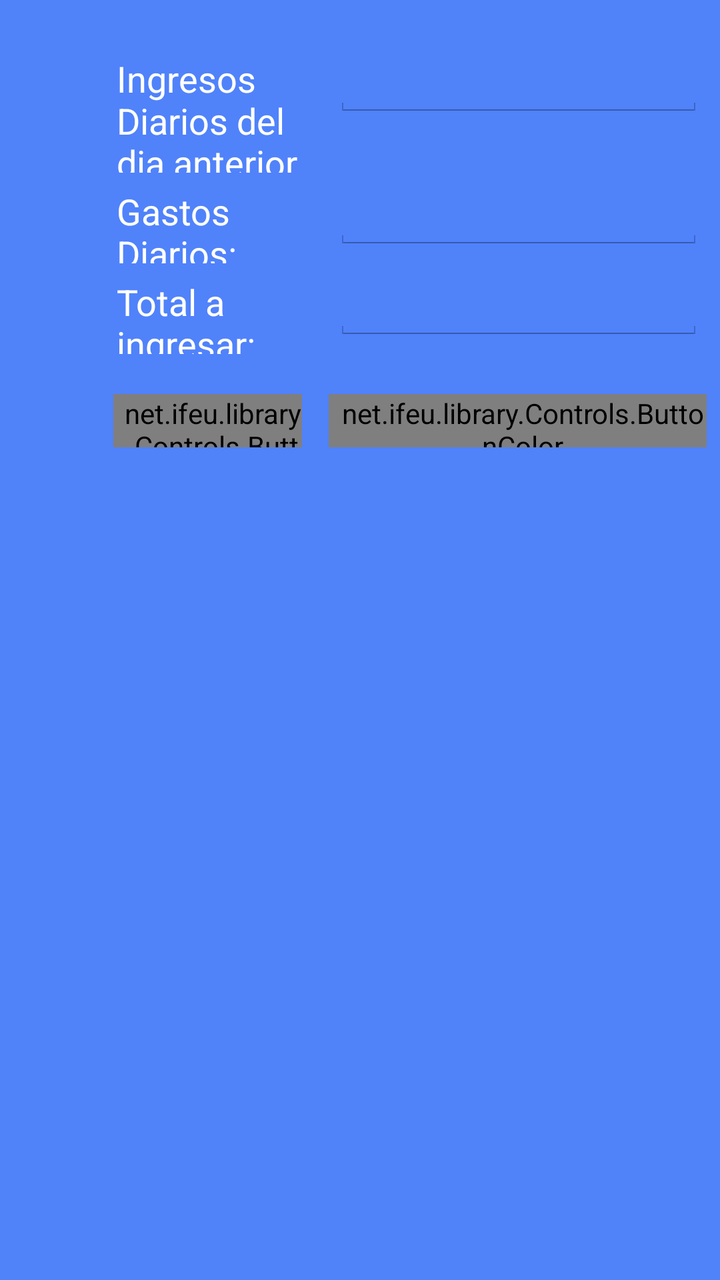
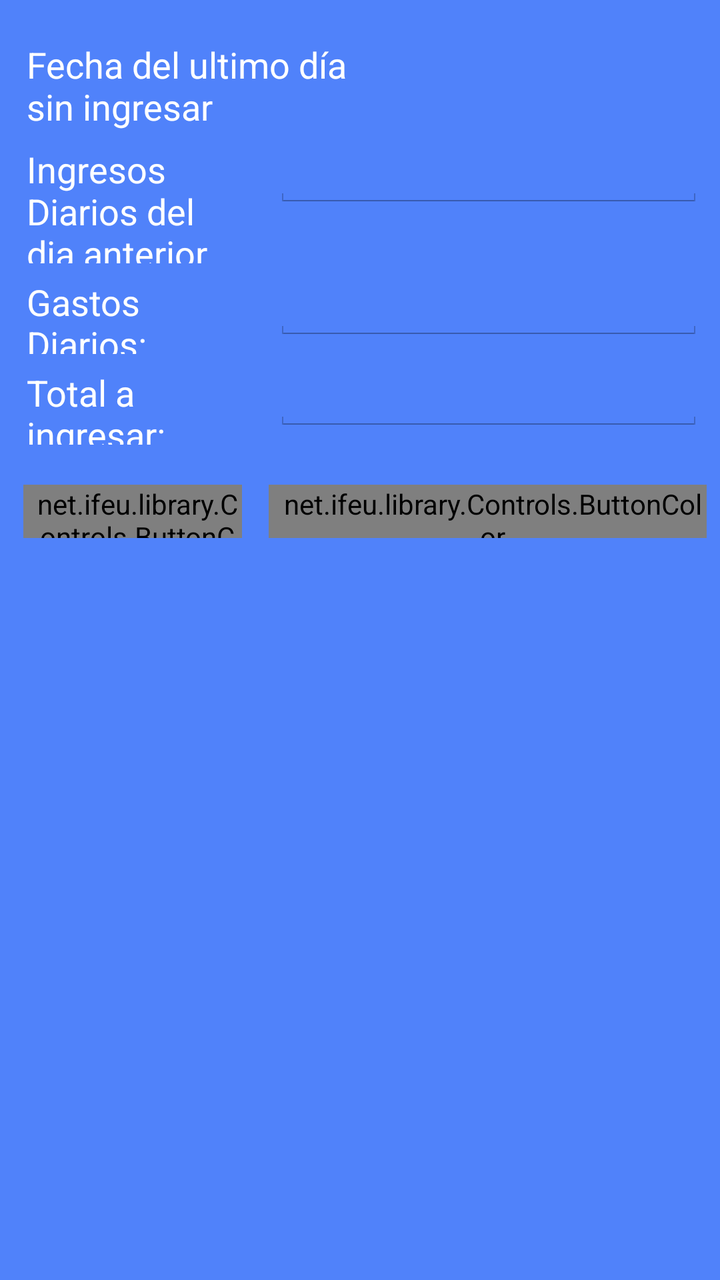

Compare the two renders of this Android layout. The source of the first and the diff that turns it into the second are given below.
<!-- AndroidManifest.xml: application theme AppTheme -->
<!-- res/layout/activity_ingresos_diarios.xml -->
<LinearLayout xmlns:android="http://schemas.android.com/apk/res/android"
    android:layout_width="match_parent"
    android:layout_height="match_parent"
    android:orientation="vertical"
    android:layout_marginTop="20dp"
    android:background="@color/Edicards" >

    <LinearLayout
        android:layout_width="fill_parent"
        android:layout_height="wrap_content"
        android:layout_marginTop="20dp"
        android:layout_marginLeft="50dp"
        android:orientation="vertical">

        <LinearLayout
            android:layout_width="fill_parent"
            android:layout_height="wrap_content"
            android:orientation="horizontal" >

            <TextView
                android:id="@+id/lblIngresosDiarios"
                android:layout_width="0dp"
                android:layout_height="wrap_content"
                android:layout_weight="1"
                android:layout_marginLeft="25px"
                android:layout_marginRight="25px"
                android:text="Ingresos Diarios del dia anterior"
                android:textColor="#FFFFFF"
                android:textSize="@dimen/text_small" />

            <EditText
                android:id="@+id/txtIngresosDiarios"
                android:layout_width="0dp"
                android:layout_height="wrap_content"
                android:layout_weight="2"
                android:layout_marginLeft="25px"
                android:layout_marginRight="25px"
                android:singleLine="true"
                android:text=""
                android:textSize="@dimen/text_small"
                android:textStyle="bold" />
        </LinearLayout>

        <LinearLayout
            android:layout_width="fill_parent"
            android:layout_height="wrap_content"
            android:orientation="horizontal" >

            <TextView
                android:id="@+id/lblGastosDiarios"
                android:layout_width="0dp"
                android:layout_height="wrap_content"
                android:layout_weight="1"
                android:layout_marginLeft="25px"
                android:layout_marginRight="25px"
                android:text="Gastos Diarios:    "
                android:textColor="#FFFFFF"
                android:textSize="@dimen/text_small" />

            <EditText
                android:id="@+id/txtGastosDiarios"
                android:layout_width="0dp"
                android:layout_height="wrap_content"
                android:layout_weight="2"
                android:layout_marginLeft="25px"
                android:layout_marginRight="25px"
                android:singleLine="true"
                android:text=""
                android:textSize="@dimen/text_small"
                android:textStyle="bold" />
        </LinearLayout>

        <LinearLayout
            android:layout_width="fill_parent"
            android:layout_height="wrap_content"
            android:orientation="horizontal" >

            <TextView
                android:id="@+id/lblTotalIngresar"
                android:layout_width="0dp"
                android:layout_height="wrap_content"
                android:layout_weight="1"
                android:layout_marginLeft="25px"
                android:layout_marginRight="25px"
                android:text="Total a ingresar:       "
                android:textColor="#FFFFFF"
                android:textSize="@dimen/text_small" />

            <EditText
                android:id="@+id/txtTotalIngresar"
                android:layout_width="0dp"
                android:layout_height="wrap_content"
                android:layout_weight="2"
                android:layout_marginLeft="25px"
                android:layout_marginRight="25px"
                android:singleLine="true"
                android:text=""
                android:textSize="@dimen/text_small"
                android:textStyle="bold" />
        </LinearLayout>

        <LinearLayout
            android:layout_width="fill_parent"
            android:layout_height="wrap_content"
            android:orientation="horizontal" >

            <net.ifeu.library.Controls.ButtonColor
                android:id="@+id/btnIngresoDiarioPhoto"
                android:paddingLeft="15px"
                android:layout_marginLeft="20px"
                android:layout_marginRight="20px"
                android:layout_width="0dp"
                android:layout_weight="0.5"
                android:layout_marginBottom="20dp"
                android:layout_marginTop="20dp"
                android:layout_height="80px"
                android:background="@drawable/background_button"
                android:textColor="@color/Black"
                android:text="Tomar foto del comprobante"/>

            <net.ifeu.library.Controls.ButtonColor
                android:id="@+id/btnSaveIngresoDiario"
                android:layout_marginLeft="20px"
                android:layout_marginRight="20px"
                android:paddingLeft="15px"
                android:layout_width="0dp"
                android:layout_weight="1"
                android:layout_marginBottom="20dp"
                android:layout_marginTop="20dp"
                android:layout_height="80px"
                android:background="@drawable/background_button"
                android:textColor="@color/Black"
                android:onClick="OnApply"
                android:text="Guardar cambios"/>

        </LinearLayout>
    </LinearLayout>
</LinearLayout>
<!-- resources referenced by this layout -->
<resources>
  <color name="Black">#000000</color>
  <color name="Edicards">#5082FA</color>
  <dimen name="text_small">18sp</dimen>
  <!-- drawable background_button (drawable) -->
  <?xml version="1.0" encoding="utf-8"?>
   
  <shape xmlns:android="http://schemas.android.com/apk/res/android" 
       android:shape="rectangle">
      <gradient android:startColor="#AAAAAA" android:endColor="#FFFFFF"
              android:angle="270"/>
      <stroke android:width="2dp"
              android:color="@color/Azure" />
      <corners android:bottomRightRadius="7dp"
          android:bottomLeftRadius="5dp" 
          android:topLeftRadius="5dp"
          android:topRightRadius="7dp"/>    
  </shape>
  <style name="AppTheme" parent="android:Theme.Light">
          <item name="android:fontFamily">sans-serif-light</item>
          <item name="android:textStyle">bold</item>
          <item name="android:textSize">28sp</item>
          <item name="android:text">serif-monospace</item>
          <item name="android:alertDialogTheme">@style/AlertDialogCustom</item>
  
      </style>
  <color name="Azure">#F0FFFF</color>
  <style name="AlertDialogCustom" parent="android:Theme.Holo.Dialog">
          <item name="android:textColor">#00FF00</item>
          <item name="android:typeface">monospace</item>
          <item name="android:textSize">48sp</item>
      </style>
</resources>

<!-- the commit's change to res/layout/activity_ingresos_diarios.xml (unified diff, before → after) -->
@@ -9,8 +9,35 @@
         android:layout_width="fill_parent"
         android:layout_height="wrap_content"
         android:layout_marginTop="20dp"
-        android:layout_marginLeft="50dp"
+        android:layout_marginLeft="5dp"
         android:orientation="vertical">
+
+        <LinearLayout
+            android:layout_width="fill_parent"
+            android:layout_height="wrap_content"
+            android:orientation="horizontal" >
+
+            <TextView
+                android:id="@+id/lblFechaIngresosDiarios"
+                android:layout_width="0dp"
+                android:layout_height="wrap_content"
+                android:layout_weight="1"
+                android:layout_marginLeft="25px"
+                android:layout_marginRight="25px"
+                android:text="Fecha del ultimo día sin ingresar"
+                android:textColor="#FFFFFF"
+                android:textSize="@dimen/text_small" />
+
+            <TextView
+                android:id="@+id/txtFechaIngresosDiarios"
+                android:layout_width="0dp"
+                android:layout_height="wrap_content"
+                android:layout_weight="1"
+                android:layout_marginLeft="25px"
+                android:layout_marginRight="25px"
+                android:textColor="#FFFFFF"
+                android:textSize="@dimen/text_small" />
+        </LinearLayout>
 
         <LinearLayout
             android:layout_width="fill_parent"
@@ -66,6 +93,7 @@
                 android:layout_marginRight="25px"
                 android:singleLine="true"
                 android:text=""
+                android:inputType="numberDecimal"
                 android:textSize="@dimen/text_small"
                 android:textStyle="bold" />
         </LinearLayout>
